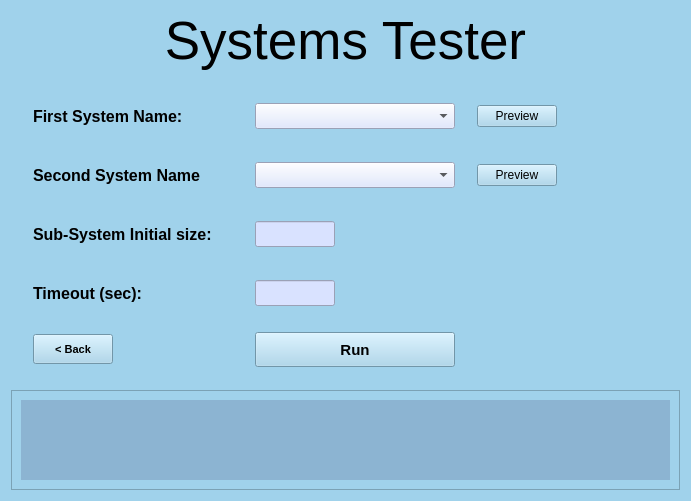
Qt form GUI/UI/TesterUI.ui (eden2888/BMC_Simulation) before a commit.
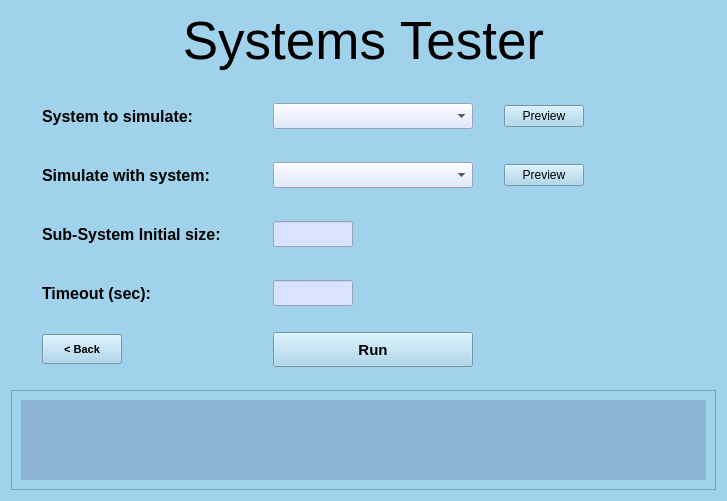
The same form after that commit.

Commit message: Fixed TesterUI screen description Removed unnecessary code in system utils

```diff
--- a/GUI/UI/TesterUI.ui
+++ b/GUI/UI/TesterUI.ui
@@ -9,7 +9,7 @@
    <rect>
     <x>0</x>
     <y>0</y>
-    <width>691</width>
+    <width>727</width>
     <height>501</height>
    </rect>
   </property>
@@ -36,7 +36,7 @@
   </property>
   <layout class="QGridLayout" name="gridLayout_2">
    <item row="3" column="0">
-    <layout class="QGridLayout" name="gridLayout" rowstretch="0,0,0,0,0,0,0,0,0,0,0,0,0" columnstretch="0,0,0">
+    <layout class="QGridLayout" name="gridLayout" rowstretch="0,0,0,0,0,0,0,0,0,0,0,0" columnstretch="0,0,0">
      <property name="sizeConstraint">
       <enum>QLayout::SetDefaultConstraint</enum>
      </property>
@@ -73,6 +73,7 @@
        <property name="font">
         <font>
          <pointsize>11</pointsize>
+         <weight>75</weight>
          <bold>true</bold>
         </font>
        </property>
@@ -98,6 +99,7 @@
        <property name="font">
         <font>
          <pointsize>12</pointsize>
+         <weight>75</weight>
          <bold>true</bold>
         </font>
        </property>
@@ -131,6 +133,7 @@
          <property name="font">
           <font>
            <pointsize>11</pointsize>
+           <weight>75</weight>
            <bold>true</bold>
           </font>
          </property>
@@ -177,11 +180,12 @@
        <property name="font">
         <font>
          <pointsize>12</pointsize>
+         <weight>75</weight>
          <bold>true</bold>
         </font>
        </property>
        <property name="text">
-        <string>Second System Name</string>
+        <string>Simulate with system:</string>
        </property>
        <property name="alignment">
         <set>Qt::AlignLeading|Qt::AlignLeft|Qt::AlignVCenter</set>
@@ -214,6 +218,7 @@
        <property name="font">
         <font>
          <pointsize>11</pointsize>
+         <weight>75</weight>
          <bold>true</bold>
         </font>
        </property>
@@ -251,11 +256,12 @@
        <property name="font">
         <font>
          <pointsize>12</pointsize>
+         <weight>75</weight>
          <bold>true</bold>
         </font>
        </property>
        <property name="text">
-        <string>First System Name:</string>
+        <string>System to simulate:</string>
        </property>
        <property name="alignment">
         <set>Qt::AlignLeading|Qt::AlignLeft|Qt::AlignVCenter</set>
@@ -285,6 +291,7 @@
        <property name="font">
         <font>
          <pointsize>8</pointsize>
+         <weight>75</weight>
          <bold>true</bold>
         </font>
        </property>
@@ -310,6 +317,7 @@
        <property name="font">
         <font>
          <pointsize>12</pointsize>
+         <weight>75</weight>
          <bold>true</bold>
         </font>
        </property>
@@ -347,6 +355,7 @@
        <property name="font">
         <font>
          <pointsize>11</pointsize>
+         <weight>75</weight>
          <bold>true</bold>
         </font>
        </property>
@@ -388,6 +397,7 @@
        <property name="font">
         <font>
          <pointsize>11</pointsize>
+         <weight>75</weight>
          <bold>true</bold>
         </font>
        </property>
@@ -456,8 +466,8 @@
          <rect>
           <x>0</x>
           <y>0</y>
-          <width>652</width>
-          <height>118</height>
+          <width>705</width>
+          <height>98</height>
          </rect>
         </property>
         <layout class="QHBoxLayout" name="horizontalLayout">
@@ -484,6 +494,7 @@
            <property name="font">
             <font>
              <pointsize>11</pointsize>
+             <weight>75</weight>
              <bold>true</bold>
             </font>
            </property>
```
The commit also changes 1 other file.
